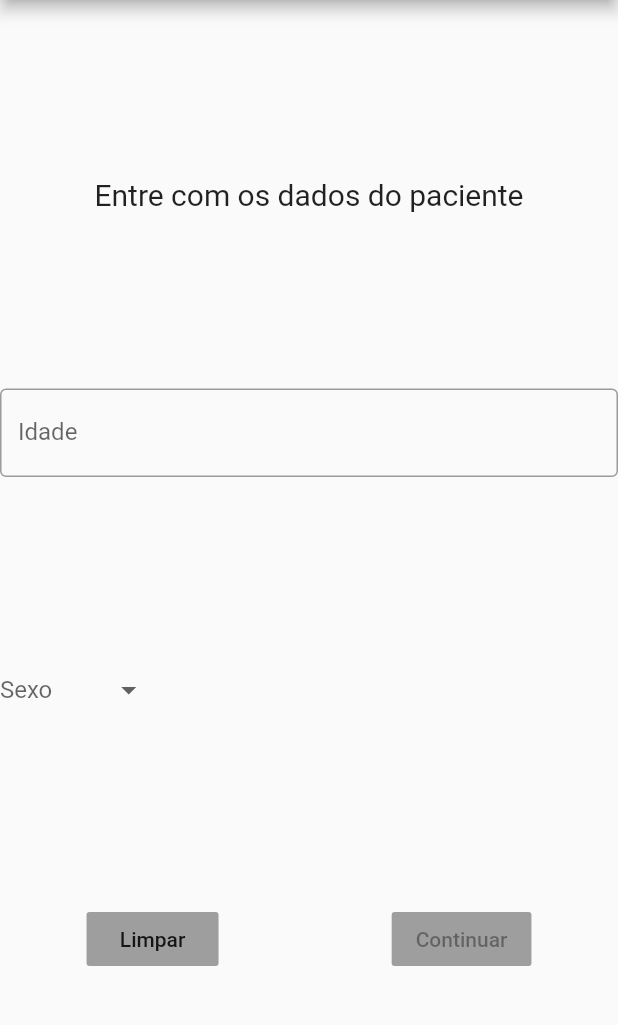
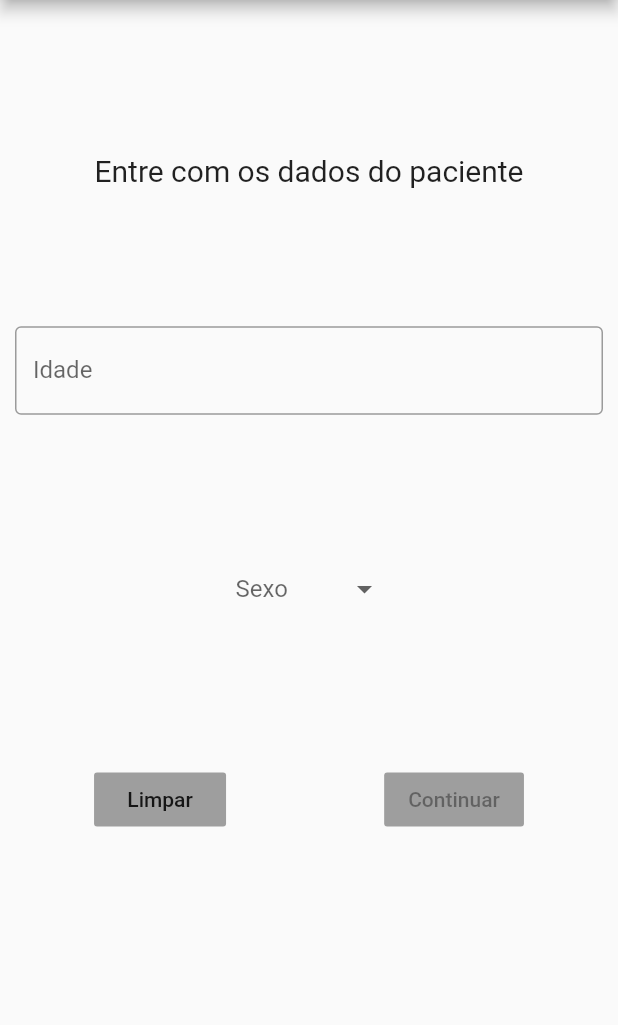
Before and after one commit to med-checkapp/app, a Flutter app: the screen it shows after launch, on a phone screen of 412 x 824 dp, the part 84-1109 px from its top. Run offline on Flutter 3.47's test engine with Material 2 defaults, Android fonts, the phone set to English and light mode, and no system bars; our stand-ins replace flutter_html.

Commit message:
Add small changes

```diff
--- a/lib/pages/profiling.dart
+++ b/lib/pages/profiling.dart
@@ -3,6 +3,7 @@ import 'package:flutter/material.dart';
 import 'package:flutter/rendering.dart';
 import 'package:provider/provider.dart';
 import 'package:check_app/constants.dart';
+import 'package:check_app/config_size.dart';
 
 class Profiling extends StatefulWidget {
   @override
@@ -29,12 +30,17 @@ class _ProfilingState extends State<Profiling> {
 
   @override
   Widget build(BuildContext context) {
+    SizeConfig().init(context);
+
     return Scaffold(
         appBar: AppBar(
           title: Text("CheckApp"),
         ),
         body: Form(
           key: _formKey,
+          child: Container(
+            height: SizeConfig.safeBlockVertical * 80,
+            padding: EdgeInsets.fromLTRB(10, 10, 10, 10),
             child: Column(
               crossAxisAlignment: CrossAxisAlignment.start,
               mainAxisAlignment: MainAxisAlignment.spaceEvenly,
@@ -69,7 +75,8 @@ class _ProfilingState extends State<Profiling> {
                     labelText: "Idade",
                   ),
                 ),
-              DropdownButtonHideUnderline(
+                Center(
+                  child: DropdownButtonHideUnderline(
                     child: DropdownButton<String>(
                       value: _sexo,
                       icon: Icon(Icons.arrow_drop_down),
@@ -79,18 +86,21 @@ class _ProfilingState extends State<Profiling> {
                       onChanged: (novoSexo) {
                         setState(() {
                           _sexo = novoSexo;
-                      if (!Provider.of<ProfilingState>(context, listen: false)
+                          if (!Provider.of<ProfilingState>(context,
+                                  listen: false)
                               .getSexo())
                             Provider.of<ProfilingState>(context, listen: false)
                                 .changeSexo();
                         });
                       },
-                  items: <String>['Masculino', 'Feminino'].map((String value) {
+                      items:
+                          <String>['Masculino', 'Feminino'].map((String value) {
                         return DropdownMenuItem<String>(
                           child: Text(value),
                           value: value,
                         );
                       }).toList(),
+                    ),
                   ),
                 ),
                 Row(
@@ -111,14 +121,18 @@ class _ProfilingState extends State<Profiling> {
                             _autovalidar = false;
                           });
                         }),
-                  Consumer<ProfilingState>(builder: (context, profile, child) {
+                    Consumer<ProfilingState>(
+                        builder: (context, profile, child) {
                       return FlatButton(
                         child: Text("Continuar"),
                         disabledColor: Colors.grey,
                         onPressed: profile.filled()
                             ? () {
                                 Navigator.pushNamed(context, actionsListRoute,
-                                  arguments: {'sexo': _sexo, 'idade': _idade});
+                                    arguments: {
+                                      'sexo': _sexo,
+                                      'idade': _idade
+                                    });
                               }
                             : null,
                         color: Colors.blue,
@@ -128,6 +142,7 @@ class _ProfilingState extends State<Profiling> {
                 )
               ],
             ),
+          ),
         ));
   }
 }
```
Also changed, not shown: lib/pages/actions_list.dart (+17 -11 lines), lib/pages/wiki.dart (+15 -18 lines), lib/services/diseases.dart (+6 -5 lines). Lines whose indentation alone changed are shown as unchanged.
